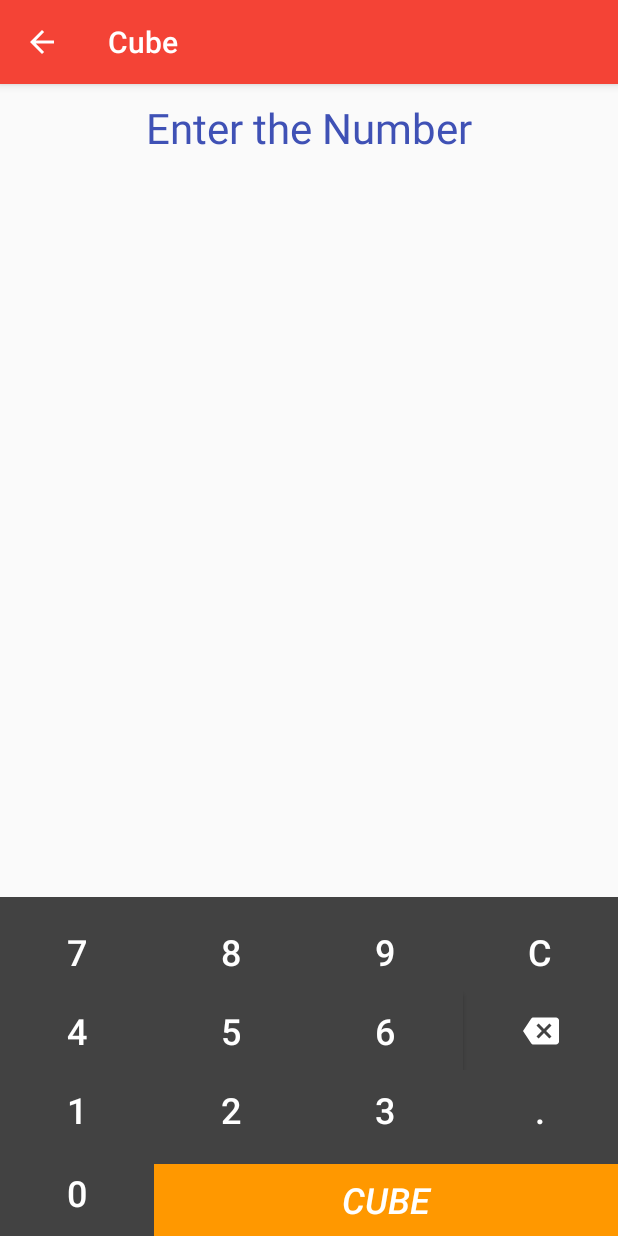
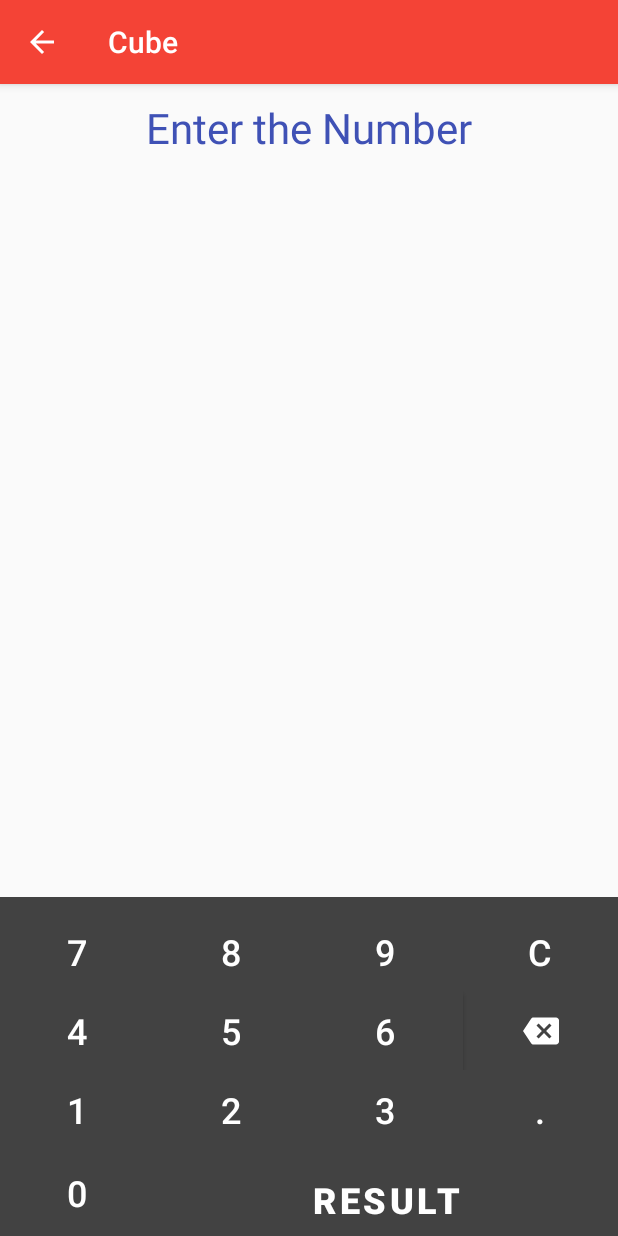
Before and after one commit to sangamesh123/MathsHomeworkApp, an Android app: the Cube screen opened directly, with no data from a screen before it, on a phone screen of 412 x 824 dp. Run offline under Robolectric (Android 15) with nearby library versions, the phone set to English and light mode, and no system bars; our stand-ins replace AdMob.

Commit message:
Changing Result button

```diff
--- a/app/src/main/res/layout/activity_cube.xml
+++ b/app/src/main/res/layout/activity_cube.xml
@@ -226,12 +226,14 @@
                 android:layout_gravity="fill_vertical"
                 android:text="@string/equal9"
                 android:paddingBottom="5dp"
-                android:textStyle="italic"
+                android:textStyle="bold"
                 android:paddingTop="5dp"
                 android:textSize="24sp"
                 android:textColor="#FFFFFF"
-
-                android:background="#FF9800"
+                android:background="#424242"
+                android:elevation="4dp"
+                android:letterSpacing="0.1"
+                android:fontFamily="sans-serif-medium"
                 />
         </LinearLayout>
     </LinearLayout>
```
Also changed, not shown: app/src/main/res/values/strings.xml (+13 -13 lines).
